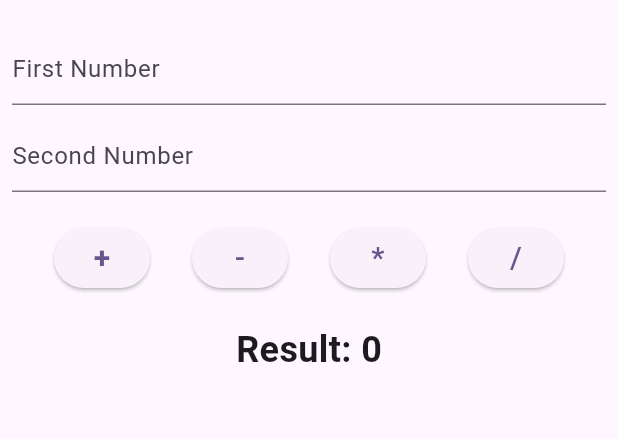
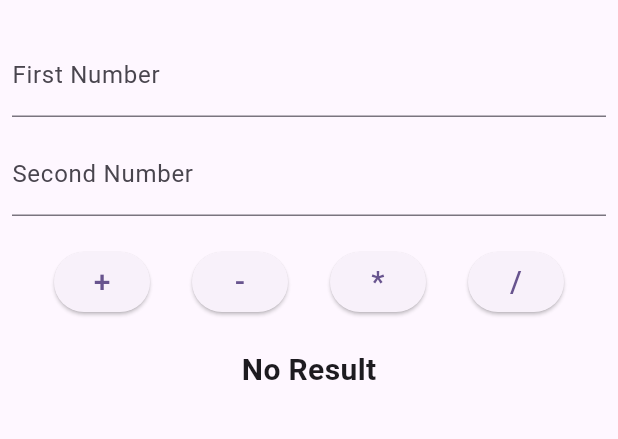
Before and after one commit to sushmitatimalsina/calculator_with_bloc, a Flutter app: the CalcHomePage screen opened directly, on a phone screen of 412 x 824 dp, the part 63-502 px from its top. Run offline on Flutter 3.47's test engine with Material 3 defaults, Android fonts, the phone set to English and light mode, and no system bars; our stand-ins replace flutter_bloc.

Commit message:
feat: create calculator UI and integrate with CalcBloc

```diff
--- a/lib/features/presentation/pages/calc_home_page.dart
+++ b/lib/features/presentation/pages/calc_home_page.dart
@@ -1,22 +1,20 @@
 import 'package:calculator/features/domain/repositories/calculator_repo.dart';
+import 'package:calculator/features/presentation/bloc/calc/calc_bloc.dart';
+import 'package:calculator/features/presentation/bloc/calc/calc_event.dart';
+import 'package:calculator/features/presentation/bloc/calc/calc_state.dart';
 import 'package:flutter/material.dart';
+import 'package:flutter_bloc/flutter_bloc.dart';
 
-class CalcHomePage extends StatefulWidget {
-  const CalcHomePage({super.key});
+class CalcHomePage extends StatelessWidget {
+  CalcHomePage({super.key});
 
-  @override
-  State<CalcHomePage> createState() => _CalcHomePageState();
-}
-
-class _CalcHomePageState extends State<CalcHomePage> {
   final TextEditingController _controllerFirstNum = TextEditingController();
   final TextEditingController _controllerSecondNum = TextEditingController();
-  num result = 0;
-
-  final calculatorRepo = CalculatorRepo();
 
   @override
   Widget build(BuildContext context) {
+    final calcBloc = BlocProvider.of<CalcBloc>(context);
+
     return Scaffold(
       appBar: AppBar(
         centerTitle: true,
@@ -34,30 +32,18 @@ class _CalcHomePageState extends State<CalcHomePage> {
                   labelText: 'First Number',
                   hintText: 'Enter first number',
                 ),
-                style: const TextStyle(
-                  fontSize: 2,
-                  fontWeight: FontWeight.w500,
-                ),
                 keyboardType: TextInputType.number,
               ),
-
               const SizedBox(height: 10),
-
               TextField(
                 controller: _controllerSecondNum,
                 decoration: const InputDecoration(
                   labelText: 'Second Number',
                   hintText: 'Enter second number',
                 ),
-                style: const TextStyle(
-                  fontSize: 2,
-                  fontWeight: FontWeight.w500,
-                ),
                 keyboardType: TextInputType.number,
               ),
               const SizedBox(height: 20),
-
-
               Row(
                 mainAxisAlignment: MainAxisAlignment.spaceEvenly,
                 children: <Widget>[
@@ -67,68 +53,67 @@ class _CalcHomePageState extends State<CalcHomePage> {
                           _controllerSecondNum.text.isNotEmpty) {
                         num num1 = num.parse(_controllerFirstNum.text);
                         num num2 = num.parse(_controllerSecondNum.text);
-                        setState(() {
-                          result = calculatorRepo.add(num1: num1, num2: num2);
-                        });
+                        calcBloc.add(AddEvent(num1: num1, num2: num2));
                       }
                     },
-                    child: const Text(
-                      '+',
-                      style: TextStyle(fontSize: 20, fontWeight: FontWeight.bold),
-                    ),
+                    child: const Text('+', style: TextStyle(fontSize: 20)),
                   ),
-
                   ElevatedButton(
                     onPressed: () {
                       if (_controllerFirstNum.text.isNotEmpty &&
                           _controllerSecondNum.text.isNotEmpty) {
                         num num1 = num.parse(_controllerFirstNum.text);
                         num num2 = num.parse(_controllerSecondNum.text);
-                        setState(() {
-                          result = calculatorRepo.subtract(num1: num1, num2: num2);
-                        });
+                        calcBloc.add(SubtractEvent(num1: num1, num2: num2));
                       }
                     },
                     child: const Text('-', style: TextStyle(fontSize: 20)),
                   ),
-
                   ElevatedButton(
                     onPressed: () {
                       if (_controllerFirstNum.text.isNotEmpty &&
                           _controllerSecondNum.text.isNotEmpty) {
                         num num1 = num.parse(_controllerFirstNum.text);
                         num num2 = num.parse(_controllerSecondNum.text);
-                        setState(() {
-                          result = calculatorRepo.multiply(num1: num1, num2: num2);
-                        });
+                        calcBloc.add(MultiplyEvent(num1: num1, num2: num2));
                       }
                     },
                     child: const Text('*', style: TextStyle(fontSize: 20)),
                   ),
-
                   ElevatedButton(
                     onPressed: () {
                       if (_controllerFirstNum.text.isNotEmpty &&
                           _controllerSecondNum.text.isNotEmpty) {
                         num num1 = num.parse(_controllerFirstNum.text);
                         num num2 = num.parse(_controllerSecondNum.text);
-                        setState(() {
-                          result = calculatorRepo.divide(num1: num1, num2: num2);
-                        });
+                        calcBloc.add(DivideEvent(num1: num1, num2: num2));
                       }
                     },
                     child: const Text('/', style: TextStyle(fontSize: 20)),
                   ),
                 ],
               ),
+              const SizedBox(height: 20),
+              BlocBuilder
 
-              const SizedBox(height: 20),
-
-
-              Text(
-                'Result: $result',
-                style: const TextStyle(fontSize: 24, fontWeight: FontWeight.bold),
-              )
+              <CalcBloc, CalcState>(
+                bloc: calcBloc,
+                builder: (context, state) {
+                  if (state is CalcResultState) {
+                    return Text(
+                      'Result: ${state.result}',
+                      style: const TextStyle(
+                          fontSize: 20, fontWeight: FontWeight.bold),
+                    );
+                  } else {
+                    return const Text(
+                      'No Result',
+                      style:
+                          TextStyle(fontSize: 20, fontWeight: FontWeight.bold),
+                    );
+                  }
+                },
+              ),
             ],
           ),
         ),
```
